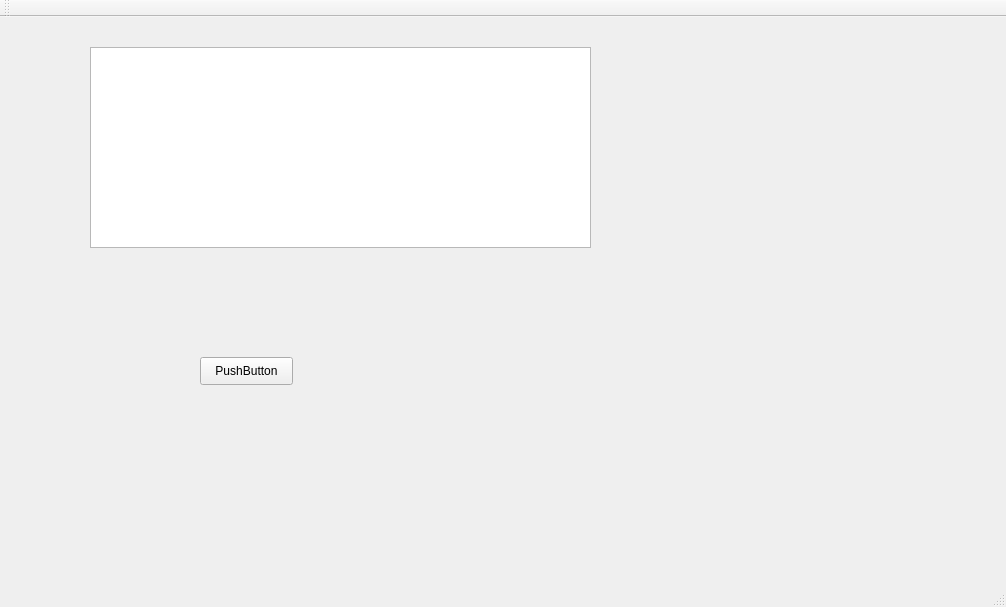
Before: the Qt Designer form lab1MAPZ/mainwindow.ui in MartinaRogach/interpeterMAPZ, drawn with Qt 5.
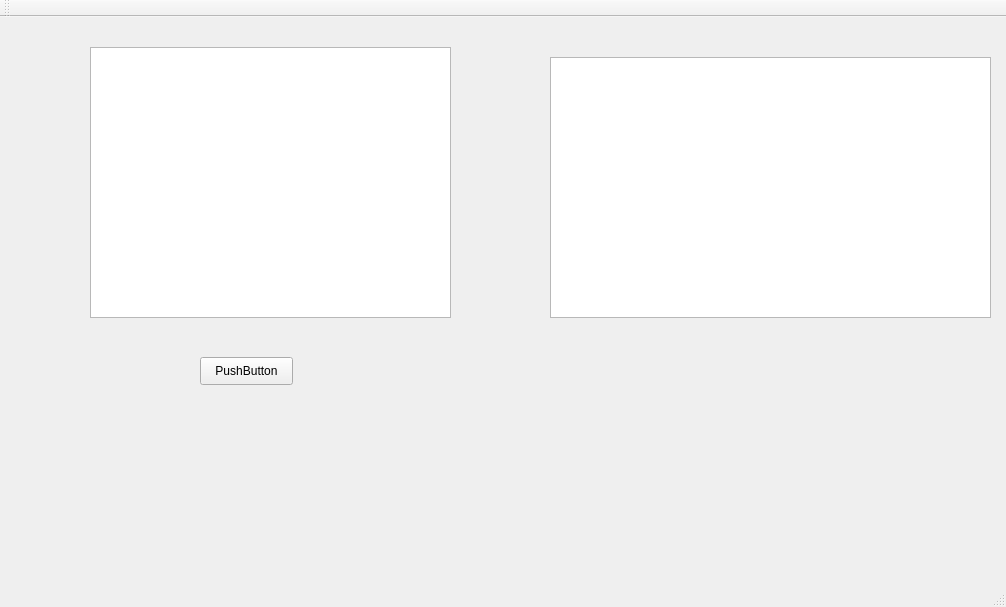
After: the same form once the commit is applied.

```diff
--- a/lab1MAPZ/mainwindow.ui
+++ b/lab1MAPZ/mainwindow.ui
@@ -19,8 +19,8 @@
      <rect>
       <x>90</x>
       <y>30</y>
-      <width>501</width>
-      <height>201</height>
+      <width>361</width>
+      <height>271</height>
      </rect>
     </property>
    </widget>
@@ -37,6 +37,16 @@
      <string>PushButton</string>
     </property>
    </widget>
+   <widget class="QListWidget" name="listWidget">
+    <property name="geometry">
+     <rect>
+      <x>550</x>
+      <y>40</y>
+      <width>441</width>
+      <height>261</height>
+     </rect>
+    </property>
+   </widget>
   </widget>
   <widget class="QMenuBar" name="menuBar">
    <property name="geometry">
```
